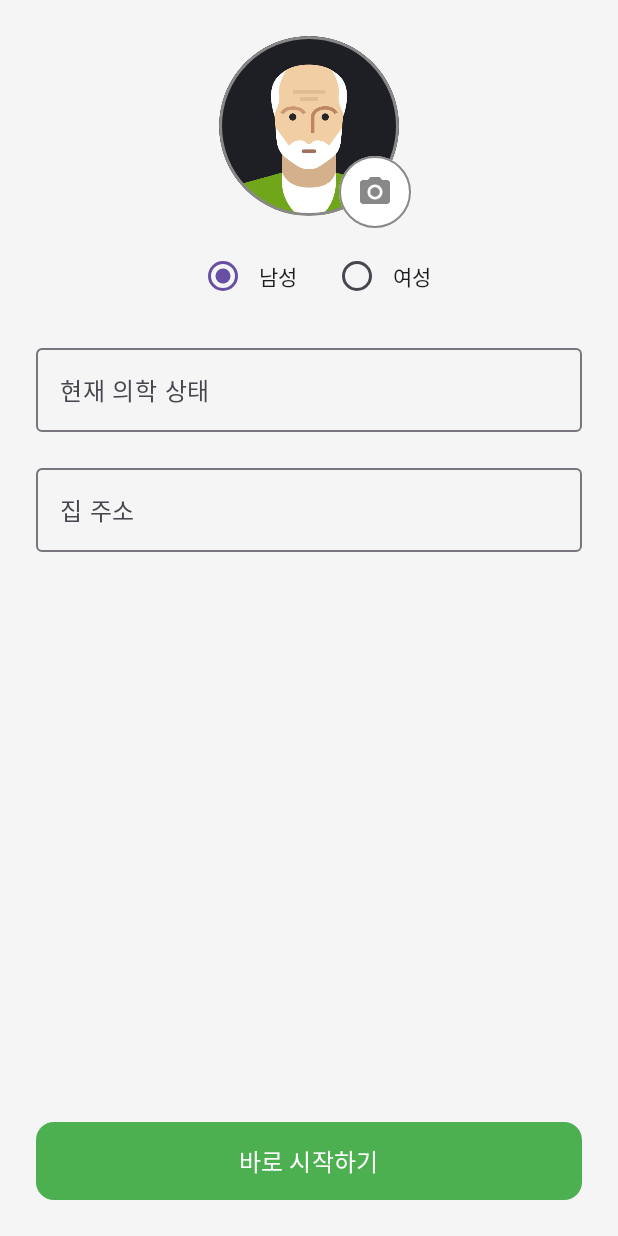
After one commit to Sunsyy08/Nolbom, an Android app built with Jetpack Compose: the WardSignupScreen screen opened through its navigation route, on a phone screen of 412 x 824 dp. The commit adds this screen. Run offline under Robolectric (Android 15) with nearby library versions, the phone set to English and light mode, and no system bars.

Commit message:
ADD WardSignUp

```diff
--- a/app/src/main/java/com/project/nolbom/Navigation.kt
+++ b/app/src/main/java/com/project/nolbom/Navigation.kt
@@ -19,7 +19,9 @@ fun NolbomNavHost(navController: NavHostController) {
         composable(Screen.SignUpExtra.route) {
             SignUpExtraScreen(navController = navController)
         }
-
+        composable(Screen.WardSignup.route){
+            WardSignupScreen(navController = navController)
+        }
 
         composable(Screen.Main.route) {
             MainScreen(
--- a/app/src/main/java/com/project/nolbom/Screen.kt
+++ b/app/src/main/java/com/project/nolbom/Screen.kt
@@ -6,4 +6,5 @@ sealed class Screen(val route: String) {
     object AlertList : Screen("alert_list")
     object SignUp : Screen("signup")
     object SignUpExtra : Screen("signup_extra")
+    object WardSignup : Screen("ward_signup")
 }
--- a/app/src/main/java/com/project/nolbom/SignUpExtraScreen.kt
+++ b/app/src/main/java/com/project/nolbom/SignUpExtraScreen.kt
@@ -153,7 +153,7 @@ fun SignUpExtraScreen(navController: NavController) {
             // 로그인 버튼
             Button(
                 onClick = {
-                    navController.navigate("login")
+                    navController.navigate(Screen.WardSignup.route)
                 },
                 colors = ButtonDefaults.buttonColors(containerColor = Color(0xFF4FD1A5)),
                 shape = RoundedCornerShape(16.dp),
@@ -162,7 +162,7 @@ fun SignUpExtraScreen(navController: NavController) {
                     .height(80.dp)
                     .padding(top = 20.dp)
             ) {
-                Text("로그인", color = Color.White, fontWeight = FontWeight.Bold)
+                Text("다음", color = Color.White, fontWeight = FontWeight.Bold)
             }
         }
     }
--- /dev/null
+++ b/app/src/main/java/com/project/nolbom/WardSignupScreen.kt
@@ -0,0 +1,134 @@
+package com.project.nolbom
+
+import androidx.compose.foundation.Image
+import androidx.compose.foundation.background
+import androidx.compose.foundation.border
+import androidx.compose.foundation.layout.Arrangement
+import androidx.compose.foundation.layout.Box
+import androidx.compose.foundation.layout.Column
+import androidx.compose.foundation.layout.Row
+import androidx.compose.foundation.layout.fillMaxSize
+import androidx.compose.foundation.layout.fillMaxWidth
+import androidx.compose.foundation.layout.height
+import androidx.compose.foundation.layout.padding
+import androidx.compose.foundation.layout.size
+import androidx.compose.foundation.shape.CircleShape
+import androidx.compose.foundation.shape.RoundedCornerShape
+import androidx.compose.material.icons.Icons
+import androidx.compose.material.icons.filled.CameraAlt
+import androidx.compose.material3.Button
+import androidx.compose.material3.ButtonDefaults
+import androidx.compose.material3.Icon
+import androidx.compose.material3.IconButton
+import androidx.compose.material3.OutlinedTextField
+import androidx.compose.material3.RadioButton
+import androidx.compose.material3.Text
+import androidx.compose.runtime.Composable
+import androidx.compose.runtime.mutableStateOf
+import androidx.compose.runtime.remember
+import androidx.compose.ui.Alignment
+import androidx.compose.ui.Modifier
+import androidx.compose.ui.draw.clip
+import androidx.compose.ui.graphics.Color
+import androidx.compose.ui.layout.ContentScale
+import androidx.compose.ui.res.painterResource
+import androidx.compose.ui.unit.dp
+import androidx.compose.ui.unit.sp
+import androidx.navigation.NavController
+
+@Composable
+fun WardSignupScreen(
+    navController: NavController
+) {
+    val profileImage = painterResource(id = R.drawable.ward) // 예시 이미지
+    val genderOptions = listOf("남성", "여성")
+    val selectedGender = remember { mutableStateOf("남성") }
+    val medicalStatus = remember { mutableStateOf("") }
+    val homeAddress = remember { mutableStateOf("") }
+
+    Box(
+        modifier = Modifier
+            .fillMaxSize()
+            .background(Color(0xFFF5F5F5))
+            .padding(24.dp)
+    ) {
+        Column(
+            horizontalAlignment = Alignment.CenterHorizontally,
+            verticalArrangement = Arrangement.spacedBy(16.dp),
+            modifier = Modifier.align(Alignment.TopCenter)
+        ) {
+            // 프로필 이미지 박스
+            Box(modifier = Modifier.size(120.dp)) {
+                Image(
+                    painter = profileImage,
+                    contentDescription = "프로필 이미지",
+                    contentScale = ContentScale.Crop,
+                    modifier = Modifier
+                        .size(120.dp)
+                        .clip(CircleShape)
+                        .border(2.dp, Color.Gray, CircleShape)
+                )
+                IconButton(
+                    onClick = { /* 카메라 열기 구현 */ },
+                    modifier = Modifier
+                        .align(Alignment.BottomEnd)
+                        .size(32.dp)
+                        .background(Color.White, CircleShape)
+                        .border(1.dp, Color.Gray, CircleShape)
+                ) {
+                    Icon(
+                        imageVector = Icons.Default.CameraAlt,
+                        contentDescription = "카메라",
+                        tint = Color.Gray
+                    )
+                }
+            }
+
+            // 성별 선택
+            Row(horizontalArrangement = Arrangement.spacedBy(16.dp)) {
+                genderOptions.forEach { gender ->
+                    Row(
+                        verticalAlignment = Alignment.CenterVertically
+                    ) {
+                        RadioButton(
+                            selected = selectedGender.value == gender,
+                            onClick = { selectedGender.value = gender }
+                        )
+                        Text(text = gender)
+                    }
+                }
+            }
+
+            // 의학 상태 입력
+            OutlinedTextField(
+                value = medicalStatus.value,
+                onValueChange = { medicalStatus.value = it },
+                label = { Text("현재 의학 상태") },
+                modifier = Modifier.fillMaxWidth()
+            )
+
+            // 집 주소 입력
+            OutlinedTextField(
+                value = homeAddress.value,
+                onValueChange = { homeAddress.value = it },
+                label = { Text("집 주소") },
+                modifier = Modifier.fillMaxWidth()
+            )
+        }
+
+        // 바로 시작하기 버튼
+        Button(
+            onClick = {
+
+            },
+            modifier = Modifier
+                .align(Alignment.BottomCenter)
+                .fillMaxWidth()
+                .height(52.dp),
+            shape = RoundedCornerShape(12.dp),
+            colors = ButtonDefaults.buttonColors(containerColor = Color(0xFF4CAF50))
+        ) {
+            Text("바로 시작하기", color = Color.White, fontSize = 16.sp)
+        }
+    }
+}
```
Also changed, not shown: app/src/main/res/drawable-nodpi/ward.jpg (added).
